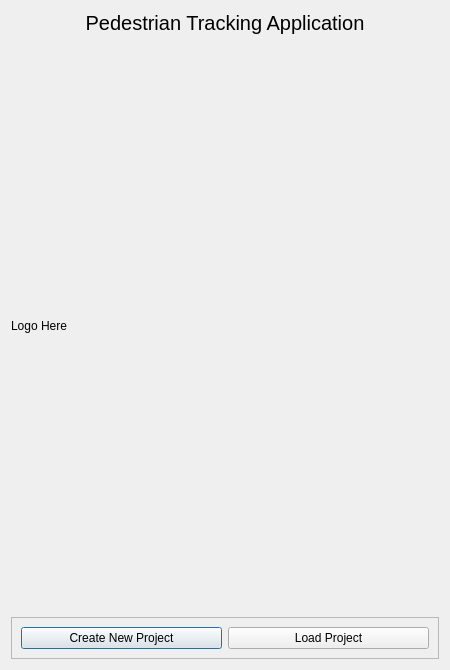
First picture: the form in Source/WelcomeDialog.ui, repository scitao/PedestrianTrackingApplication, before the edit.
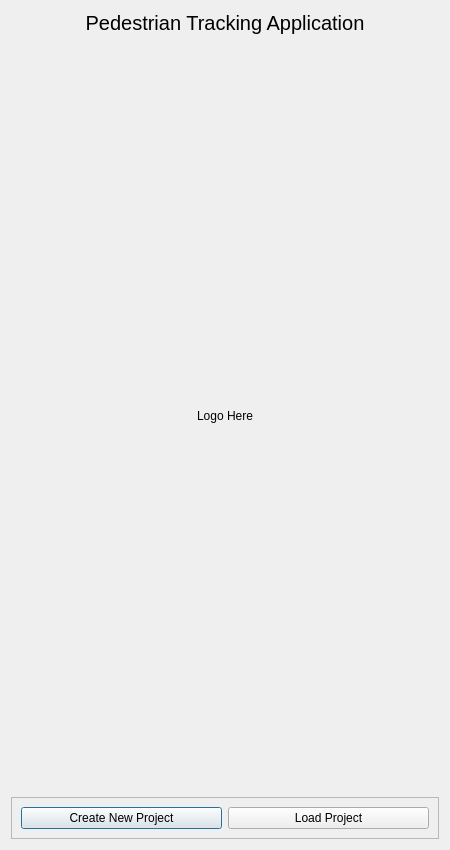
Second picture: the form after the edit.

Patch:
```diff
--- a/Source/WelcomeDialog.ui
+++ b/Source/WelcomeDialog.ui
@@ -10,26 +10,59 @@
     <x>0</x>
     <y>0</y>
     <width>450</width>
-    <height>670</height>
+    <height>850</height>
    </rect>
   </property>
   <property name="minimumSize">
    <size>
     <width>450</width>
-    <height>670</height>
+    <height>850</height>
    </size>
   </property>
   <property name="maximumSize">
    <size>
     <width>450</width>
-    <height>670</height>
+    <height>850</height>
    </size>
   </property>
   <property name="windowTitle">
    <string>Dialog</string>
   </property>
-  <layout class="QVBoxLayout" name="verticalLayout">
-   <item>
+  <layout class="QGridLayout" name="gridLayout">
+   <item row="1" column="0">
+    <spacer name="horizontalSpacer">
+     <property name="orientation">
+      <enum>Qt::Horizontal</enum>
+     </property>
+     <property name="sizeHint" stdset="0">
+      <size>
+       <width>40</width>
+       <height>20</height>
+      </size>
+     </property>
+    </spacer>
+   </item>
+   <item row="1" column="1">
+    <widget class="QLabel" name="logoLabel">
+     <property name="text">
+      <string>Logo Here</string>
+     </property>
+    </widget>
+   </item>
+   <item row="1" column="2">
+    <spacer name="horizontalSpacer_2">
+     <property name="orientation">
+      <enum>Qt::Horizontal</enum>
+     </property>
+     <property name="sizeHint" stdset="0">
+      <size>
+       <width>40</width>
+       <height>20</height>
+      </size>
+     </property>
+    </spacer>
+   </item>
+   <item row="0" column="0" colspan="3">
     <widget class="QLabel" name="label">
      <property name="sizePolicy">
       <sizepolicy hsizetype="Preferred" vsizetype="Maximum">
@@ -50,14 +83,7 @@
      </property>
     </widget>
    </item>
-   <item>
-    <widget class="QLabel" name="logoLabel">
-     <property name="text">
-      <string>Logo Here</string>
-     </property>
-    </widget>
-   </item>
-   <item>
+   <item row="2" column="0" colspan="3">
     <widget class="QFrame" name="frame">
      <property name="sizePolicy">
       <sizepolicy hsizetype="Preferred" vsizetype="Maximum">
```
